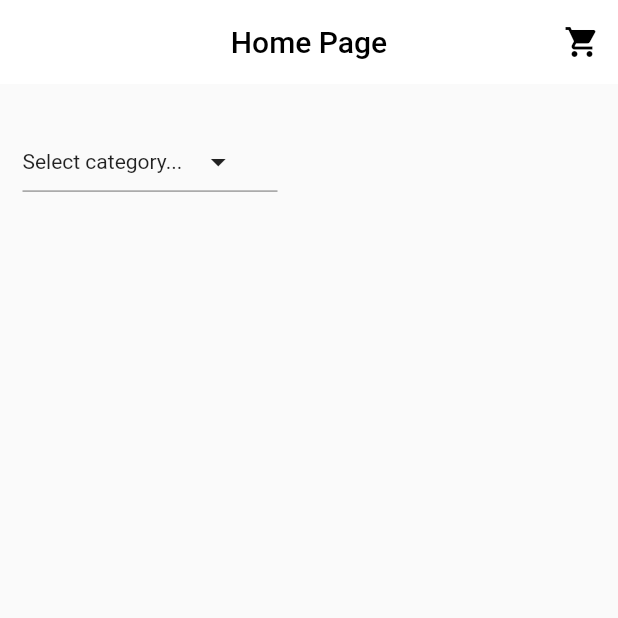
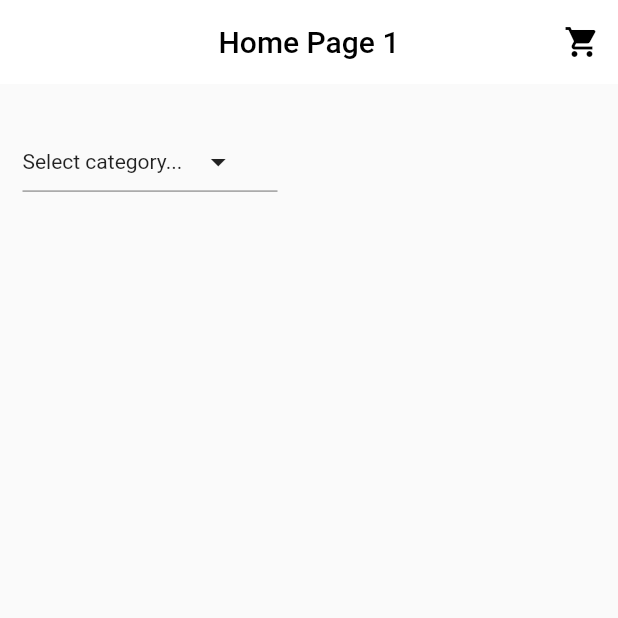
Before and after one commit to vrajGodhani24/e_com_app_11am, a Flutter app: the screen it shows after launch, on a phone screen of 412 x 824 dp, the top half of it. Run offline on Flutter 3.47's test engine with Material 2 defaults, Android fonts, the light colour scheme and no system bars; our stand-ins replace flutter_rating_bar.

Commit message:
14Sep First Upload

```diff
--- a/lib/main.dart
+++ b/lib/main.dart
@@ -25,7 +25,7 @@ class _MyAppState extends State<MyApp> {
       appBar: AppBar(
         centerTitle: true,
         title: const Text(
-          "Home Page",
+          "Home Page 1",
           style: TextStyle(color: Colors.black),
         ),
         elevation: 0,
```
